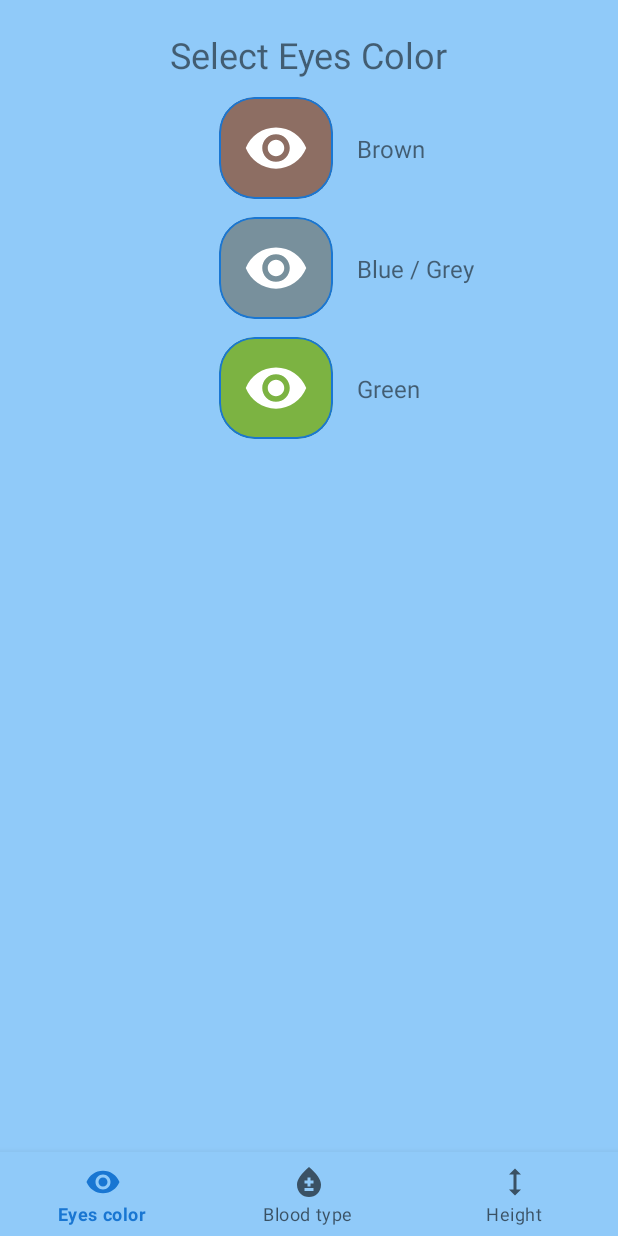
After one commit to koassumo/childgenes, an Android app: the SelectFragment screen opened through its navigation route, on a phone screen of 412 x 824 dp. The commit adds this screen. Run offline under Robolectric (Android 15) with nearby library versions, the phone set to English and light mode, and no system bars; our stand-ins replace navigation-ui.

Commit message:
added fragment_select.xml (second level)

```diff
--- a/app/build.gradle.kts
+++ b/app/build.gradle.kts
@@ -48,6 +48,9 @@ dependencies {
     implementation("androidx.lifecycle:lifecycle-viewmodel-ktx:2.6.1")
     implementation("androidx.navigation:navigation-fragment-ktx:2.7.1")
     implementation("androidx.navigation:navigation-ui-ktx:2.7.1")
+    implementation("androidx.fragment:fragment-ktx:1.6.1")
+
+
     testImplementation("junit:junit:4.13.2")
     androidTestImplementation("androidx.test.ext:junit:1.1.5")
     androidTestImplementation("androidx.test.espresso:espresso-core:3.5.1")
--- a/app/src/main/java/com/igo/childgenes/ui/home/HomeFragment.kt
+++ b/app/src/main/java/com/igo/childgenes/ui/home/HomeFragment.kt
@@ -6,6 +6,8 @@ import android.view.View
 import android.view.ViewGroup
 import androidx.fragment.app.Fragment
 import androidx.lifecycle.ViewModelProvider
+import androidx.navigation.fragment.findNavController
+import com.igo.childgenes.R
 import com.igo.childgenes.databinding.FragmentHomeBinding
 
 class HomeFragment : Fragment() {
@@ -34,6 +36,14 @@ class HomeFragment : Fragment() {
         return root
     }
 
+    override fun onViewCreated(view: View, savedInstanceState: Bundle?) {
+        super.onViewCreated(view, savedInstanceState)
+
+        binding.cardMother.setOnClickListener {
+                findNavController().navigate(R.id.action_navigation_home_to_selectFragment2)
+        }
+    }
+
     override fun onDestroyView() {
         super.onDestroyView()
         _binding = null
--- /dev/null
+++ b/app/src/main/java/com/igo/childgenes/ui/home/SelectFragment.kt
@@ -0,0 +1,60 @@
+package com.igo.childgenes.ui.home
+
+import android.os.Bundle
+import androidx.fragment.app.Fragment
+import android.view.LayoutInflater
+import android.view.View
+import android.view.ViewGroup
+import com.igo.childgenes.R
+
+// TODO: Rename parameter arguments, choose names that match
+// the fragment initialization parameters, e.g. ARG_ITEM_NUMBER
+private const val ARG_PARAM1 = "param1"
+private const val ARG_PARAM2 = "param2"
+
+/**
+ * A simple [Fragment] subclass.
+ * Use the [SelectFragment.newInstance] factory method to
+ * create an instance of this fragment.
+ */
+class SelectFragment : Fragment() {
+    // TODO: Rename and change types of parameters
+    private var param1: String? = null
+    private var param2: String? = null
+
+    override fun onCreate(savedInstanceState: Bundle?) {
+        super.onCreate(savedInstanceState)
+        arguments?.let {
+            param1 = it.getString(ARG_PARAM1)
+            param2 = it.getString(ARG_PARAM2)
+        }
+    }
+
+    override fun onCreateView(
+        inflater: LayoutInflater, container: ViewGroup?,
+        savedInstanceState: Bundle?
+    ): View? {
+        // Inflate the layout for this fragment
+        return inflater.inflate(R.layout.fragment_select, container, false)
+    }
+
+    companion object {
+        /**
+         * Use this factory method to create a new instance of
+         * this fragment using the provided parameters.
+         *
+         * @param param1 Parameter 1.
+         * @param param2 Parameter 2.
+         * @return A new instance of fragment SelectFragment.
+         */
+        // TODO: Rename and change types and number of parameters
+        @JvmStatic
+        fun newInstance(param1: String, param2: String) =
+            SelectFragment().apply {
+                arguments = Bundle().apply {
+                    putString(ARG_PARAM1, param1)
+                    putString(ARG_PARAM2, param2)
+                }
+            }
+    }
+}
--- /dev/null
+++ b/app/src/main/res/layout/fragment_select.xml
@@ -0,0 +1,117 @@
+<?xml version="1.0" encoding="utf-8"?>
+<androidx.constraintlayout.widget.ConstraintLayout xmlns:android="http://schemas.android.com/apk/res/android"
+    xmlns:app="http://schemas.android.com/apk/res-auto"
+    xmlns:tools="http://schemas.android.com/tools"
+    android:id="@+id/select_fragment"
+    android:layout_width="match_parent"
+    android:layout_height="match_parent"
+    tools:context=".ui.home.SelectFragment">
+
+    <!--  Grids / guide lines  -->
+    <androidx.constraintlayout.widget.Guideline
+        android:id="@+id/guide_line_start"
+        android:layout_width="wrap_content"
+        android:layout_height="wrap_content"
+        android:orientation="vertical"
+        app:layout_constraintGuide_percent="0.05"
+        app:layout_constraintTop_toTopOf="parent" />
+
+    <androidx.constraintlayout.widget.Guideline
+        android:id="@+id/guide_line_end"
+        android:layout_width="wrap_content"
+        android:layout_height="wrap_content"
+        android:orientation="vertical"
+        app:layout_constraintGuide_percent="0.95"
+        app:layout_constraintTop_toTopOf="parent" />
+
+    <androidx.constraintlayout.widget.Guideline
+        android:id="@+id/guide_line_centre_vertical"
+        android:layout_width="wrap_content"
+        android:layout_height="wrap_content"
+        android:orientation="vertical"
+        app:layout_constraintGuide_percent="0.5"
+        app:layout_constraintTop_toTopOf="parent" />
+
+    <!--  Select  -->
+    <TextView
+        android:id="@+id/message_select"
+        style="@style/heading_title_top"
+        android:text="@string/select_eyes_color"
+        app:layout_constraintEnd_toStartOf="@+id/guide_line_end"
+        app:layout_constraintStart_toStartOf="@+id/guide_line_start"
+        app:layout_constraintTop_toTopOf="parent" />
+
+    <!-- 1 Brown-->
+    <com.google.android.material.card.MaterialCardView
+        android:id="@+id/card_brown"
+        style="@style/style_card_view_end"
+        app:cardBackgroundColor="@color/eyesColorBrown"
+        app:layout_constraintEnd_toStartOf="@+id/guide_line_centre_vertical"
+        app:layout_constraintTop_toBottomOf="@+id/message_select">
+
+        <ImageView
+            android:id="@+id/iv_brown"
+            style="@style/style_image_inside_card_view"
+            android:contentDescription="@string/no_description"
+            android:src="@drawable/ic_eye_24" />
+    </com.google.android.material.card.MaterialCardView>
+
+    <TextView
+        android:id="@+id/message_brown"
+        style="@style/heading_title_start"
+        android:text="@string/brown"
+        app:layout_constraintBottom_toBottomOf="@+id/card_brown"
+        app:layout_constraintStart_toStartOf="@+id/guide_line_centre_vertical"
+        app:layout_constraintTop_toTopOf="@+id/card_brown" />
+
+    <!-- 2 Blue/grey-->
+    <com.google.android.material.card.MaterialCardView
+        android:id="@+id/card_grey"
+        style="@style/style_card_view_end"
+        android:visibility="visible"
+        app:cardBackgroundColor="@color/eyesColorGrey"
+        app:layout_constraintEnd_toStartOf="@+id/guide_line_centre_vertical"
+        app:layout_constraintTop_toBottomOf="@+id/card_brown">
+
+        <ImageView
+            android:id="@+id/iv_grey"
+            style="@style/style_image_inside_card_view"
+            android:contentDescription="@string/no_description"
+            android:src="@drawable/ic_eye_24" />
+    </com.google.android.material.card.MaterialCardView>
+
+    <TextView
+        android:id="@+id/message_grey"
+        style="@style/heading_title_start"
+        android:text="@string/blue_grey"
+        android:visibility="visible"
+        app:layout_constraintBottom_toBottomOf="@+id/card_grey"
+        app:layout_constraintStart_toStartOf="@+id/guide_line_centre_vertical"
+        app:layout_constraintTop_toTopOf="@+id/card_grey" />
+
+    <!-- 3 Green -->
+    <com.google.android.material.card.MaterialCardView
+        android:id="@+id/card_green"
+        style="@style/style_card_view_end"
+        android:visibility="visible"
+        app:cardBackgroundColor="@color/eyesColorGreen"
+        app:layout_constraintEnd_toStartOf="@+id/guide_line_centre_vertical"
+        app:layout_constraintTop_toBottomOf="@+id/card_grey">
+
+        <ImageView
+            android:id="@+id/iv_green"
+            style="@style/style_image_inside_card_view"
+            android:contentDescription="@string/no_description"
+            android:src="@drawable/ic_eye_24" />
+    </com.google.android.material.card.MaterialCardView>
+
+    <TextView
+        android:id="@+id/message_green"
+        style="@style/heading_title_start"
+        android:text="@string/green"
+        android:visibility="visible"
+        app:layout_constraintBottom_toBottomOf="@+id/card_green"
+        app:layout_constraintStart_toStartOf="@+id/guide_line_centre_vertical"
+        app:layout_constraintTop_toTopOf="@+id/card_green" />
+
+</androidx.constraintlayout.widget.ConstraintLayout>
--- a/app/src/main/res/navigation/mobile_navigation.xml
+++ b/app/src/main/res/navigation/mobile_navigation.xml
@@ -9,7 +9,11 @@
         android:id="@+id/navigation_home"
         android:name="com.igo.childgenes.ui.home.HomeFragment"
         android:label="@string/title_home"
-        tools:layout="@layout/fragment_home" />
+        tools:layout="@layout/fragment_home" >
+        <action
+            android:id="@+id/action_navigation_home_to_selectFragment2"
+            app:destination="@id/selectFragment2" />
+    </fragment>
 
     <fragment
         android:id="@+id/navigation_dashboard"
@@ -22,4 +26,9 @@
         android:name="com.igo.childgenes.ui.notifications.NotificationsFragment"
         android:label="@string/title_notifications"
         tools:layout="@layout/fragment_notifications" />
+    <fragment
+        android:id="@+id/selectFragment2"
+        android:name="com.igo.childgenes.ui.home.SelectFragment"
+        android:label="fragment_select"
+        tools:layout="@layout/fragment_select" />
 </navigation>
--- a/app/src/main/res/values/strings.xml
+++ b/app/src/main/res/values/strings.xml
@@ -13,4 +13,6 @@
     <string name="brown">Brown</string>
     <string name="blue_grey">Blue / Grey</string>
     <string name="green">Green</string>
+    <!-- TODO: Remove or change this placeholder text -->
+    <string name="hello_blank_fragment">Hello blank fragment</string>
 </resources>
```
Also changed, not shown: app/src/main/res/layout/fragment_home.xml (+51 -47 lines).
